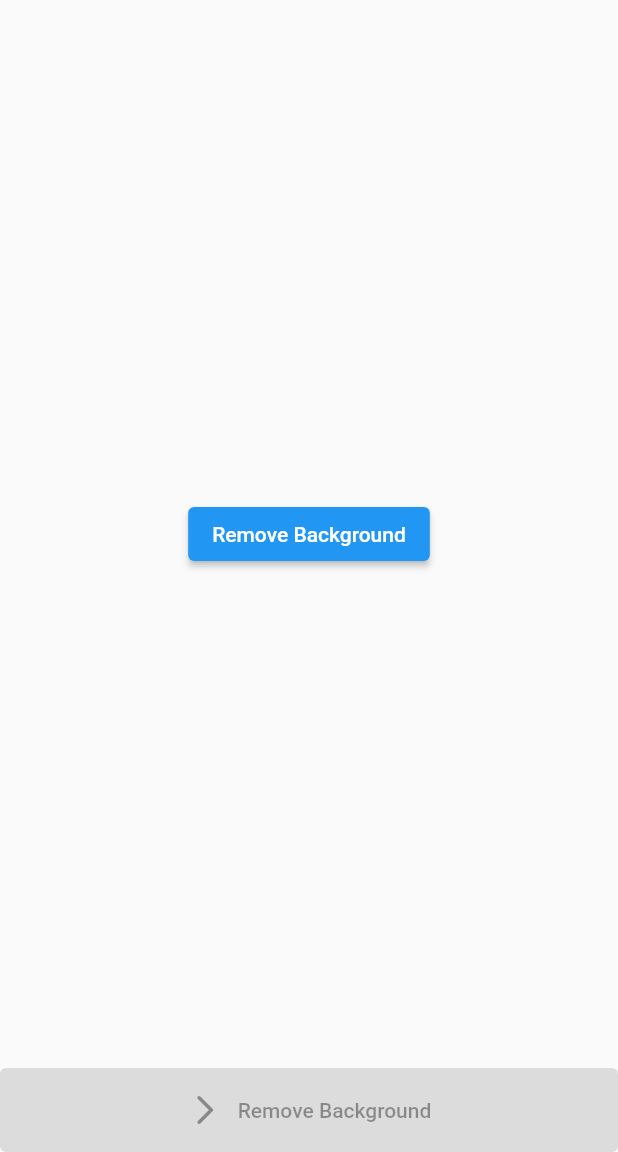
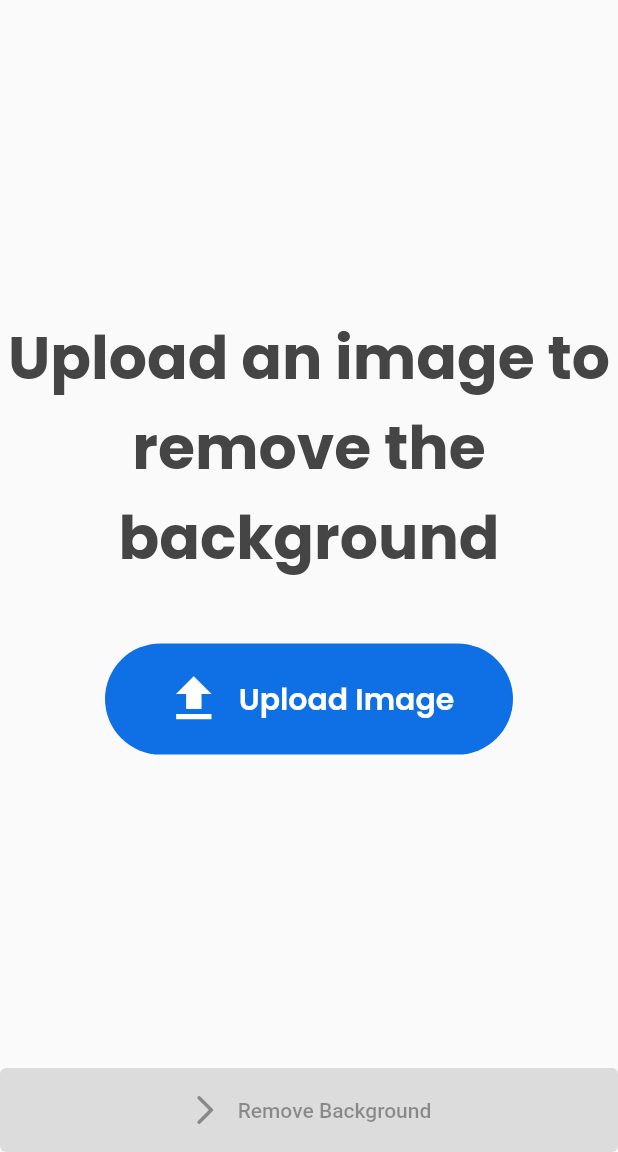
Before and after one commit to mdrabbihossen/erase, a Flutter app: the screen it shows after launch, on a phone screen of 412 x 824 dp, the part 84-1236 px from its top. Run offline on Flutter 3.47's test engine with Material 2 defaults, Android fonts, the phone set to English and light mode, and no system bars; our stand-ins replace google_fonts, image_picker.

Commit message:
home page design

```diff
--- a/lib/views/home/home_screen.dart
+++ b/lib/views/home/home_screen.dart
@@ -3,6 +3,7 @@ import 'dart:io';
 import 'package:erase/views/home/widgets/bottom_navbar.dart';
 import 'package:flutter/foundation.dart';
 import 'package:flutter/material.dart';
+import 'package:google_fonts/google_fonts.dart';
 import 'package:image_picker/image_picker.dart';
 
 class HomeScreen extends StatefulWidget {
@@ -35,6 +36,7 @@ class _HomeScreenState extends State<HomeScreen> {
 
   @override
   Widget build(BuildContext context) {
+    final size = MediaQuery.sizeOf(context);
     return Scaffold(
       appBar: AppBar(
         elevation: 0,
@@ -44,11 +46,60 @@ class _HomeScreenState extends State<HomeScreen> {
       ),
       body: imagePicked
           ? Image.file(File(imagePath))
-          : Center(
-              child: ElevatedButton(
-                onPressed: () {},
-                child: const Text("Remove Background"),
-              ),
+          : Column(
+              mainAxisAlignment: MainAxisAlignment.center,
+              children: [
+                Text(
+                  "Upload an image to remove the background",
+                  textAlign: TextAlign.center,
+                  style: GoogleFonts.poppins(
+                    fontSize: 40,
+                    fontWeight: FontWeight.w700,
+                    color: const Color(0xff454545),
+                  ),
+                ),
+                const SizedBox(
+                  height: 40,
+                ),
+                Padding(
+                  padding: const EdgeInsets.symmetric(
+                    horizontal: 70.0,
+                  ),
+                  child: ElevatedButton(
+                      onPressed: () => pickImage(),
+                      style: ElevatedButton.styleFrom(
+                        backgroundColor: const Color(0xff0f70e6),
+                        elevation: 0,
+                        shape: RoundedRectangleBorder(
+                          borderRadius: BorderRadius.circular(50),
+                        ),
+                        minimumSize: Size(
+                          double.infinity,
+                          size.height * 0.09,
+                        ),
+                      ),
+                      child: Row(
+                        mainAxisAlignment: MainAxisAlignment.center,
+                        children: [
+                          const Icon(
+                            Icons.upload_sharp,
+                            size: 40,
+                          ),
+                          const SizedBox(
+                            width: 10,
+                          ),
+                          Text(
+                            "Upload Image",
+                            style: GoogleFonts.poppins(
+                              fontSize: 20,
+
+                              fontWeight: FontWeight.w600,
+                            ),
+                          ),
+                        ],
+                      )),
+                ),
+              ],
             ),
       bottomNavigationBar: BottomNav(
         onPress: loaded ? () {} : null,
--- a/pubspec.yaml
+++ b/pubspec.yaml
@@ -41,6 +41,7 @@ dependencies:
   screenshot: ^2.1.0
   permission_handler: ^10.3.0
   path_provider: ^2.0.15
+  google_fonts: ^5.1.0
 
 
 dev_dependencies:
```
Also changed, not shown: pubspec.lock.
